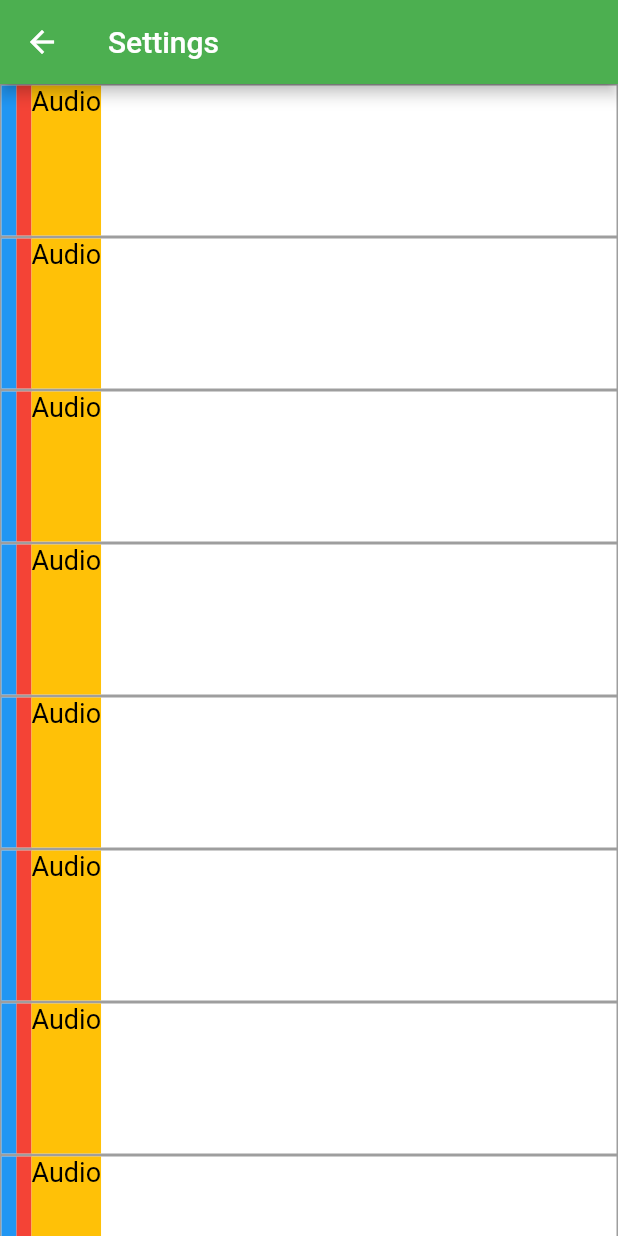
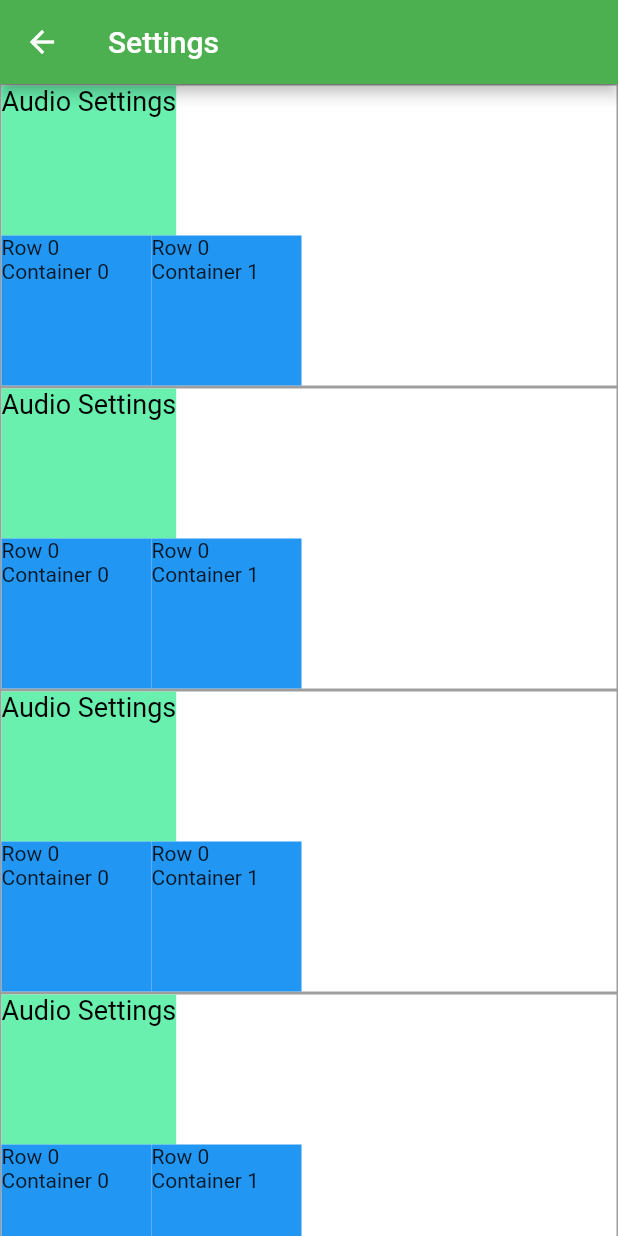
Before and after one commit to VertexChat/vertex, a Flutter app: the SettingsRoute screen opened directly, on a phone screen of 412 x 824 dp. Run offline on Flutter 3.47's test engine with Material 2 defaults, Android fonts, the phone set to English and light mode, and no system bars; Roboto replaces fonts that are missing (Bold).

Commit message:
Settings Page Template
Want to begin working on functionality, more design to be done but current barebones could be sufficiant

```diff
--- a/ui/lib/src/pages/settings/settings.dart
+++ b/ui/lib/src/pages/settings/settings.dart
@@ -4,11 +4,44 @@ import 'package:flutter/material.dart';
 import 'constants.dart';
 
 class AudioManager {
-  var inputDevice = ["USB Headset", "3.5mm Headset"];
-  var outputDevice = ["USB Speaker", "USB Headset"];
-  var minSensitivity = 0;
-  var maxSensitivity = 100;
+  String inputDevice;
+  String outputDevice;
+  final minSensitivity = 0;
+  final maxSensitivity = 100;
   var inputSensitivity;
+
+  // ignore: non_constant_identifier_names
+  get input_device {
+    return inputDevice;
+  }
+
+  // ignore: non_constant_identifier_names
+  set input_device(String inputDevice) {
+    this.inputDevice = inputDevice;
+  }
+
+  // ignore: non_constant_identifier_names
+  get output_device {
+    return outputDevice;
+  }
+
+  // ignore: non_constant_identifier_names
+  set output_device(String outputDevice) {
+    this.outputDevice = outputDevice;
+  }
+
+  // ignore: non_constant_identifier_names
+  get input_sensitivity {
+    return inputSensitivity;
+  }
+
+  // ignore: non_constant_identifier_names
+  set input_sensitivity(var inputSensitivity) {
+    if (inputSensitivity <= maxSensitivity &&
+        inputSensitivity >= minSensitivity) {
+      this.inputSensitivity = inputSensitivity;
+    }
+  }
 }
 
 class InterfaceManager {
@@ -18,7 +51,6 @@ class InterfaceManager {
 
 /// Settings page - Probably need to add a stateless widget ?
 class SettingsRoute extends StatelessWidget {
-
   @override
   Widget build(BuildContext context) {
     AudioManager audioManager = new AudioManager();
@@ -28,10 +60,8 @@ class SettingsRoute extends StatelessWidget {
       appBar: AppBar(
         title: Text("Settings"),
       ),
-
       body: ListView.builder(
-        itemBuilder: (context, index){
-
+        itemBuilder: (context, index) {
           return Container(
             decoration: new BoxDecoration(
               border: new Border.all(color: Colors.grey[500]),
@@ -39,6 +69,7 @@ class SettingsRoute extends StatelessWidget {
             ),
             child: new Column(
               children: <Widget>[
+                getAudioTitle(context),
                 getAudioWidget(context),
               ],
             ),
@@ -47,31 +78,52 @@ class SettingsRoute extends StatelessWidget {
       ),
     );
   }
+
   /// Widget for handling the audio tab
   Widget getAudioWidget(BuildContext context) {
     return new Row(
       children: <Widget>[
-        new Container(height: 100.0, width: 10.0, color: Colors.blue),
-        new Container(height: 100.0, width: 10.0, color: Colors.red),
-        new Container(
-          child: new Text("Audio", textAlign: TextAlign.start,
-            style: TextStyle(
-              fontFamily: 'Bold',
-              fontSize: 18.0,
-              color: Colors.black),
-          ),
-          decoration: new BoxDecoration(
-            color: Colors.amber,
-          ),
-          height: 100.0,
+        new Row(
+          children: <Widget>[
+            new Container(
+              height: 100.0,
+              width: 100.0,
+              color: Colors.blue,
+              child: Text("Row 0 Container 0"),
+            ),
+            new Container(
+              height: 100.0,
+              width: 100.0,
+              color: Colors.blue,
+              child: Text("Row 0 Container 1"),
+            ),
+          ],
         ),
         Spacer(),
       ],
     );
   }
+
+  /// @param BuildContext -- reference to location of Widget within tree of all Widgets
+  Widget getAudioTitle(BuildContext context) {
+    return new Row(
+      children: <Widget>[
+        new Container(
+          child: new Text(
+            "Audio Settings",
+            textAlign: TextAlign.start,
+            style: TextStyle(
+                fontFamily: 'Bold', fontSize: 18.0, color: Colors.black),
+          ),
+          decoration: new BoxDecoration(
+            color: Colors.greenAccent,
+          ),
+          height: 100.0,
+        ),
+      ],
+    );
+  }
 }
-
-
 
 /// Method for settings choices
 void choiceAction(String choice) {
```
